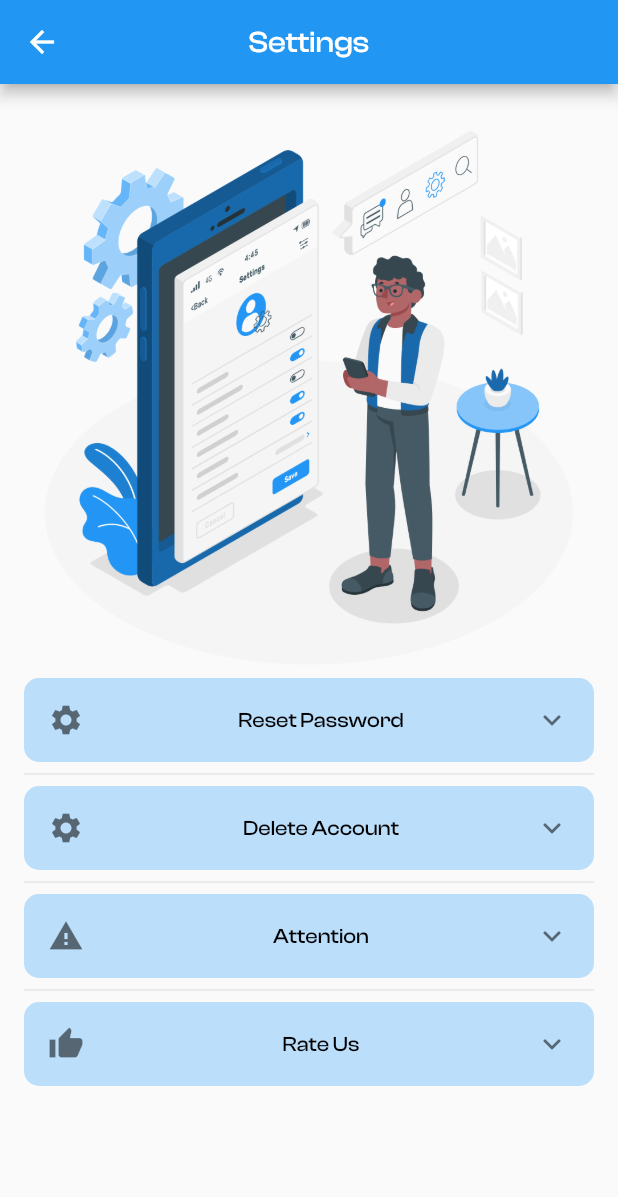
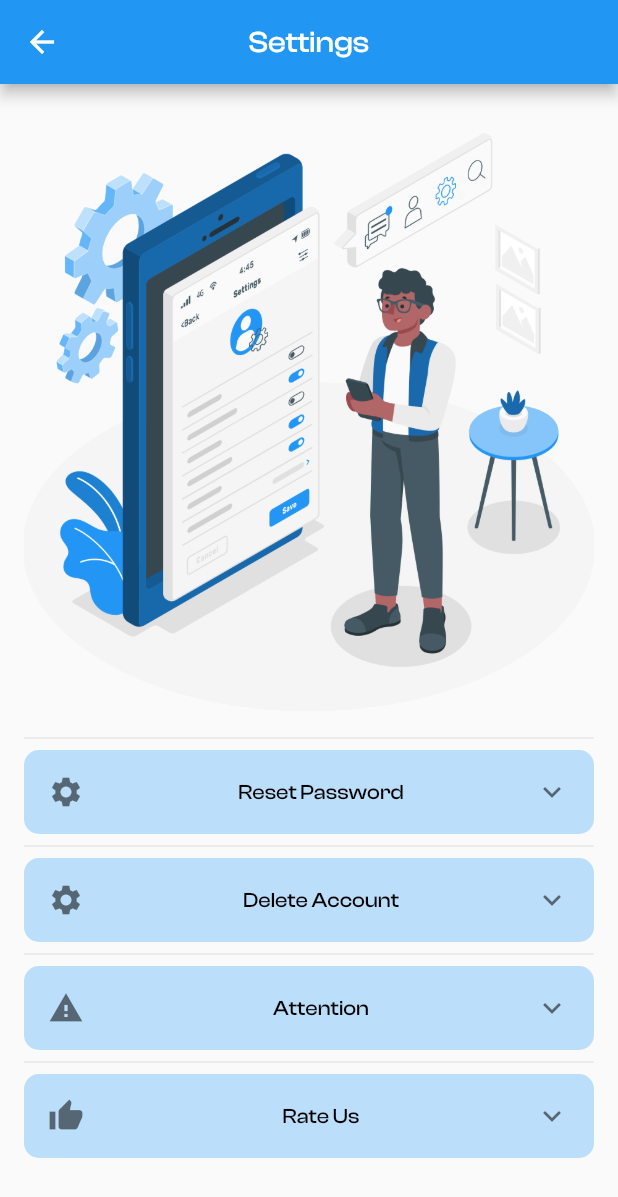
Before and after one commit to Mohamed15Ghaly/Medi-Application, a Flutter app: the MenuScreen screen opened directly, after a tap on "Settings", on a phone screen of 412 x 824 dp. Shown: the top 1197 px of the screen. Run offline on Flutter 3.47's test engine with Material 3 defaults, Android fonts, the phone set to English and light mode, and no system bars; drawn by our look-alikes of modal_progress_hud_nsn; our stand-ins replace animated_text_kit, audioplayers, auto_size_text, avatar_glow, awesome_dialog, bloc and 20 more; missing offline and left inert: data_connection_checker_tv, onesignal_flutter, record; accounts and stored records are empty; network calls fail.

Commit message:
Done علي اما تفرج

```diff
--- a/lib/Features/app_menu/presentation/widgets/settings_screen_body.dart
+++ b/lib/Features/app_menu/presentation/widgets/settings_screen_body.dart
@@ -4,6 +4,7 @@ import 'package:team/Features/app_menu/presentation/widgets/attention.dart';
 import 'package:team/Features/app_menu/presentation/widgets/reset_password.dart';
 import 'package:team/Features/app_menu/presentation/widgets/delete_account.dart';
 import 'package:team/Features/app_menu/presentation/widgets/rate.dart';
+import 'package:team/core/utils/medi_media_query.dart';
 
 class SettingsScreenBody extends StatelessWidget {
   const SettingsScreenBody({
@@ -15,7 +16,8 @@ class SettingsScreenBody extends StatelessWidget {
     return SingleChildScrollView(
       child: Column(
         children: [
-          Image.asset(MediImage.settings),
+          Image.asset(fit: BoxFit.cover,width: context.width,height: context.height/2,MediImage.settings),
+          const Divider(),
           const ResetPassword(),
           const Divider(),
           const DeleteAccount(),
--- a/lib/Features/home/presentation/widgets/user_account_header.dart
+++ b/lib/Features/home/presentation/widgets/user_account_header.dart
@@ -38,12 +38,14 @@ class UserAccountsHeader extends StatelessWidget {
               ),
               Gap(context.height * .005),
               Flexible(
+                child: FittedBox(
                   child: AutoSizeText(
                     CacheHelper().getData(key: ApiKey.name),
                     style: TextStyle(
                         color: MediColors.secondaryColor,
                         fontSize:
                             getResponseFontSize(context: context, fontSize: 10)),
+                  ),
                 ),
               ),
             ],
@@ -61,6 +63,7 @@ class UserAccountsHeader extends StatelessWidget {
               ),
               const Gap(5),
               Flexible(
+                child: FittedBox(
                   child: AutoSizeText(
                     CacheHelper().getData(key: ApiKey.email),
                     style: TextStyle(
@@ -68,6 +71,7 @@ class UserAccountsHeader extends StatelessWidget {
                       fontSize: getResponseFontSize(
                         context: context,
                         fontSize: 10,
+                      ),
                     ),
                   ),
                 ),
```
Also changed, not shown: lib/Features/home/presentation/views/home_screen.dart (+6 -4 lines). Lines whose indentation alone changed are shown as unchanged.
